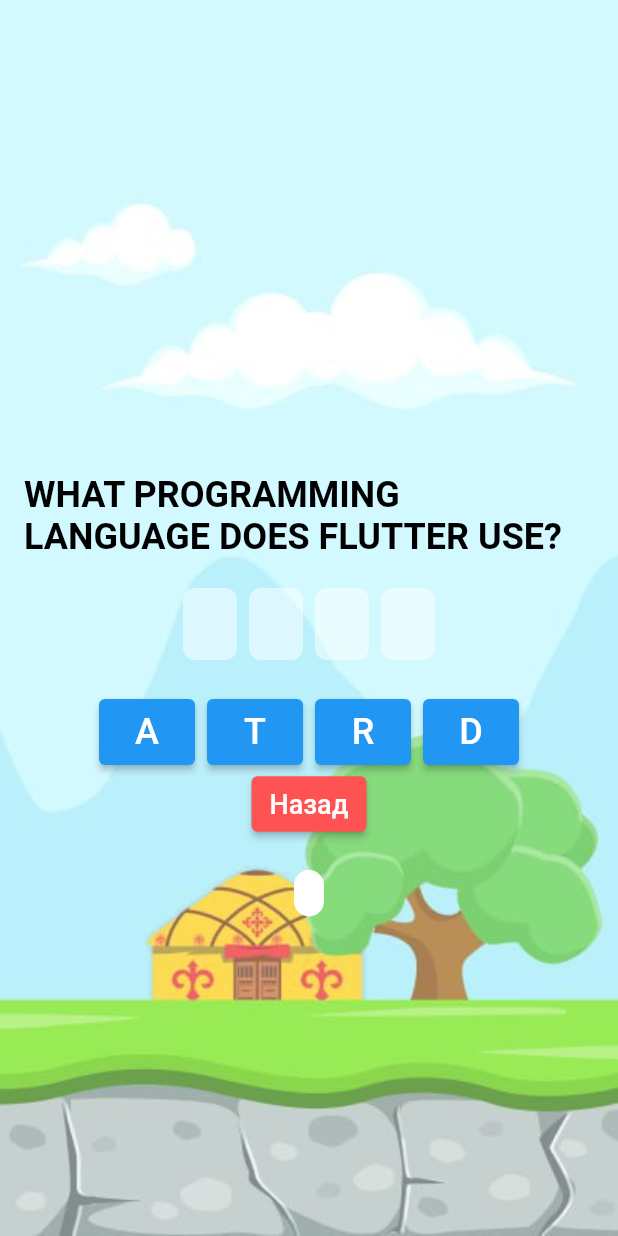
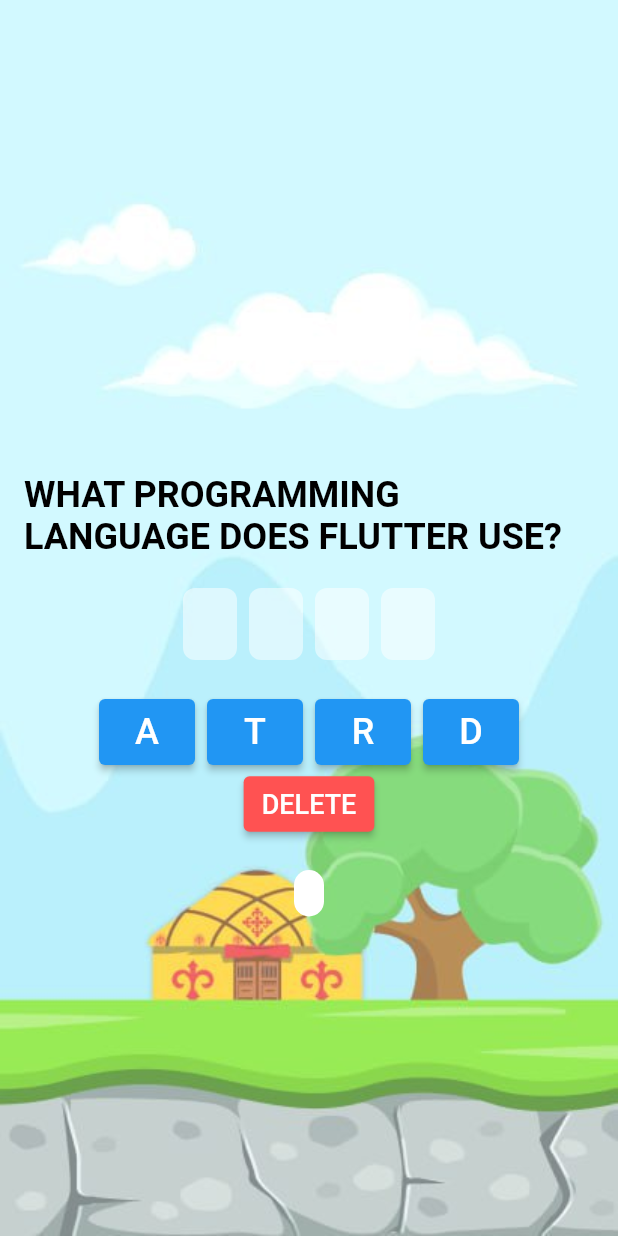
Before and after one commit to Yorq1nnur/najot_talim_nt, a Flutter app: the screen it shows after launch, on a phone screen of 412 x 824 dp. Run offline on Flutter 3.47's test engine with Material 3 defaults, Android fonts, the phone set to English and light mode, and no system bars; our stand-ins replace flutter_screenutil, get, lottie.

```diff
--- a/lib/screens/global_screen/game_controller/game_controller.dart
+++ b/lib/screens/global_screen/game_controller/game_controller.dart
@@ -62,15 +62,43 @@ class GameController extends GetxController {
 
 final questionsList = <QuestionModel>[
   QuestionModel(
-      question: "WHAT PROGRAMMING LANGUAGE DOES FLUTTER USE?", answer: "DART"),
-  QuestionModel(question: "WHEN WAS FLUTTER CREATED?", answer: "Россия"),
-  QuestionModel(question: "Кого называют <<<Царь зверей>>>?", answer: "Льва"),
-  QuestionModel(question: "Сколько лапок у паука?", answer: "восемь"),
-  QuestionModel(question: "Где правили Фараоны?", answer: "Египет"),
-  QuestionModel(question: "За какой нотой идет <ми>?", answer: "ре"),
+    question: "WHAT PROGRAMMING LANGUAGE DOES FLUTTER USE?",
+    answer: "DART",
+  ),
   QuestionModel(
-      question: "Сколько цветов во флаге Узбекистан?", answer: "пять"),
-  QuestionModel(question: "Как называют замершую воду?", answer: "Лед"),
-  QuestionModel(question: "Сколько цветов в радуге?", answer: "Семь"),
-  QuestionModel(question: "Из чего идет Дождь?", answer: "Тучи"),
+    question: "WHEN WAS FLUTTER CREATED?",
+    answer: "2017",
+  ),
+  QuestionModel(
+    question: "FLUTTER WAS CREATED BY WHOM?",
+    answer: "GOOGLE",
+  ),
+  QuestionModel(
+    question: "WHERE IS THE CAPITAL OF UZBEKISTAN?",
+    answer: "TASHKENT",
+  ),
+  QuestionModel(
+    question: "WHEN DID UZBEKISTAN GAIN INDEPENDENCE?",
+    answer: "1991",
+  ),
+  QuestionModel(
+    question: "WHEN WAS GOOGLE CREATED?",
+    answer: "1998",
+  ),
+  QuestionModel(
+    question: "WHERE IS THE CAPITAL OF RUSSIA?",
+    answer: "MOSCOW",
+  ),
+  QuestionModel(
+    question: "TYPE OF STATE MANAGEMENT IN FLUTTER?",
+    answer: "PROVIDER",
+  ),
+  QuestionModel(
+    question: "WHAT COUNTRY IS UZBEKISTAN?",
+    answer: "DEMOCRATIC",
+  ),
+  QuestionModel(
+    question: "WHERE IS THE CAPITAL OF KAZAKHSTAN?",
+    answer: "ASTANA",
+  ),
 ].obs;
--- a/lib/screens/global_screen/global_screen.dart
+++ b/lib/screens/global_screen/global_screen.dart
@@ -110,7 +110,7 @@ class GlobalScreen extends StatelessWidget {
                               ),
                             ),
                             child: const Text(
-                              "Назад",
+                              "DELETE",
                               style: TextStyle(
                                 fontSize: 18,
                               ),
```
